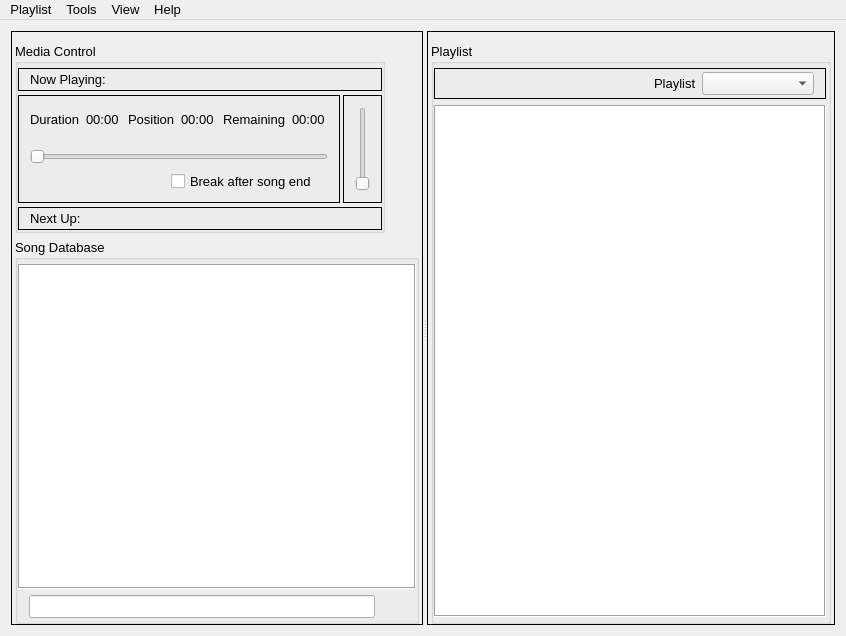
Old version of the form BreakMusic/mainwindow.ui in the repository OpenKJ/OpenKJ.
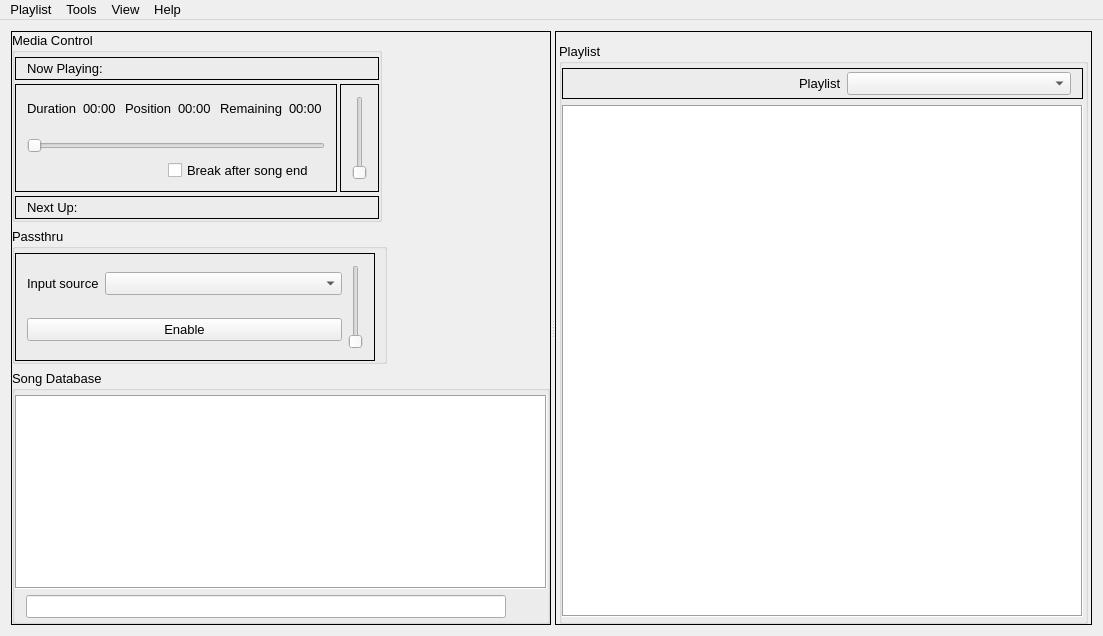
New version of the form. Icons and pictures are not drawn.

Commit message: Beginnings of audio passthru feature

What changed in the file:
```diff
--- a/BreakMusic/mainwindow.ui
+++ b/BreakMusic/mainwindow.ui
@@ -6,7 +6,7 @@
    <rect>
     <x>0</x>
     <y>0</y>
-    <width>846</width>
+    <width>1103</width>
     <height>636</height>
    </rect>
   </property>
@@ -43,13 +43,7 @@
         <enum>QFrame::Plain</enum>
        </property>
        <layout class="QVBoxLayout" name="verticalLayout_2">
-        <property name="leftMargin">
-         <number>3</number>
-        </property>
-        <property name="rightMargin">
-         <number>3</number>
-        </property>
-        <property name="bottomMargin">
+        <property name="margin">
          <number>0</number>
         </property>
         <item>
@@ -466,6 +460,133 @@
           </layout>
          </widget>
         </item>
+        <item>
+         <widget class="QGroupBox" name="groupBox_4">
+          <property name="sizePolicy">
+           <sizepolicy hsizetype="Fixed" vsizetype="Fixed">
+            <horstretch>0</horstretch>
+            <verstretch>0</verstretch>
+           </sizepolicy>
+          </property>
+          <property name="minimumSize">
+           <size>
+            <width>375</width>
+            <height>0</height>
+           </size>
+          </property>
+          <property name="title">
+           <string>Passthru</string>
+          </property>
+          <layout class="QVBoxLayout" name="verticalLayout_7">
+           <property name="spacing">
+            <number>6</number>
+           </property>
+           <property name="leftMargin">
+            <number>0</number>
+           </property>
+           <property name="topMargin">
+            <number>4</number>
+           </property>
+           <property name="rightMargin">
+            <number>0</number>
+           </property>
+           <property name="bottomMargin">
+            <number>0</number>
+           </property>
+           <item>
+            <widget class="QFrame" name="frame_14">
+             <property name="sizePolicy">
+              <sizepolicy hsizetype="Fixed" vsizetype="Preferred">
+               <horstretch>0</horstretch>
+               <verstretch>0</verstretch>
+              </sizepolicy>
+             </property>
+             <property name="minimumSize">
+              <size>
+               <width>360</width>
+               <height>0</height>
+              </size>
+             </property>
+             <property name="maximumSize">
+              <size>
+               <width>360</width>
+               <height>16777215</height>
+              </size>
+             </property>
+             <property name="frameShape">
+              <enum>QFrame::Box</enum>
+             </property>
+             <property name="frameShadow">
+              <enum>QFrame::Plain</enum>
+             </property>
+             <layout class="QVBoxLayout" name="verticalLayout_9">
+              <item>
+               <layout class="QHBoxLayout" name="horizontalLayout_12">
+                <item>
+                 <layout class="QVBoxLayout" name="verticalLayout_10">
+                  <property name="rightMargin">
+                   <number>0</number>
+                  </property>
+                  <item>
+                   <layout class="QHBoxLayout" name="horizontalLayout_11">
+                    <property name="bottomMargin">
+                     <number>10</number>
+                    </property>
+                    <item>
+                     <widget class="QLabel" name="label_2">
+                      <property name="sizePolicy">
+                       <sizepolicy hsizetype="Minimum" vsizetype="Preferred">
+                        <horstretch>0</horstretch>
+                        <verstretch>0</verstretch>
+                       </sizepolicy>
+                      </property>
+                      <property name="text">
+                       <string>Input source</string>
+                      </property>
+                     </widget>
+                    </item>
+                    <item>
+                     <widget class="QComboBox" name="comboBoxPassthruSrc">
+                      <property name="sizePolicy">
+                       <sizepolicy hsizetype="MinimumExpanding" vsizetype="Fixed">
+                        <horstretch>0</horstretch>
+                        <verstretch>0</verstretch>
+                       </sizepolicy>
+                      </property>
+                     </widget>
+                    </item>
+                   </layout>
+                  </item>
+                  <item>
+                   <widget class="QPushButton" name="pushButtonPassthruEnable">
+                    <property name="text">
+                     <string>Enable</string>
+                    </property>
+                    <property name="checkable">
+                     <bool>true</bool>
+                    </property>
+                    <property name="checked">
+                     <bool>false</bool>
+                    </property>
+                   </widget>
+                  </item>
+                 </layout>
+                </item>
+                <item>
+                 <widget class="QSlider" name="verticalSlider">
+                  <property name="orientation">
+                   <enum>Qt::Vertical</enum>
+                  </property>
+                 </widget>
+                </item>
+               </layout>
+              </item>
+             </layout>
+            </widget>
+           </item>
+          </layout>
+         </widget>
+        </item>
         <item>
          <widget class="QGroupBox" name="groupBox_2">
           <property name="sizePolicy">
@@ -782,7 +903,7 @@
     <rect>
      <x>0</x>
      <y>0</y>
-     <width>846</width>
+     <width>1103</width>
      <height>25</height>
     </rect>
    </property>
```
The commit also changes 5 other files.
